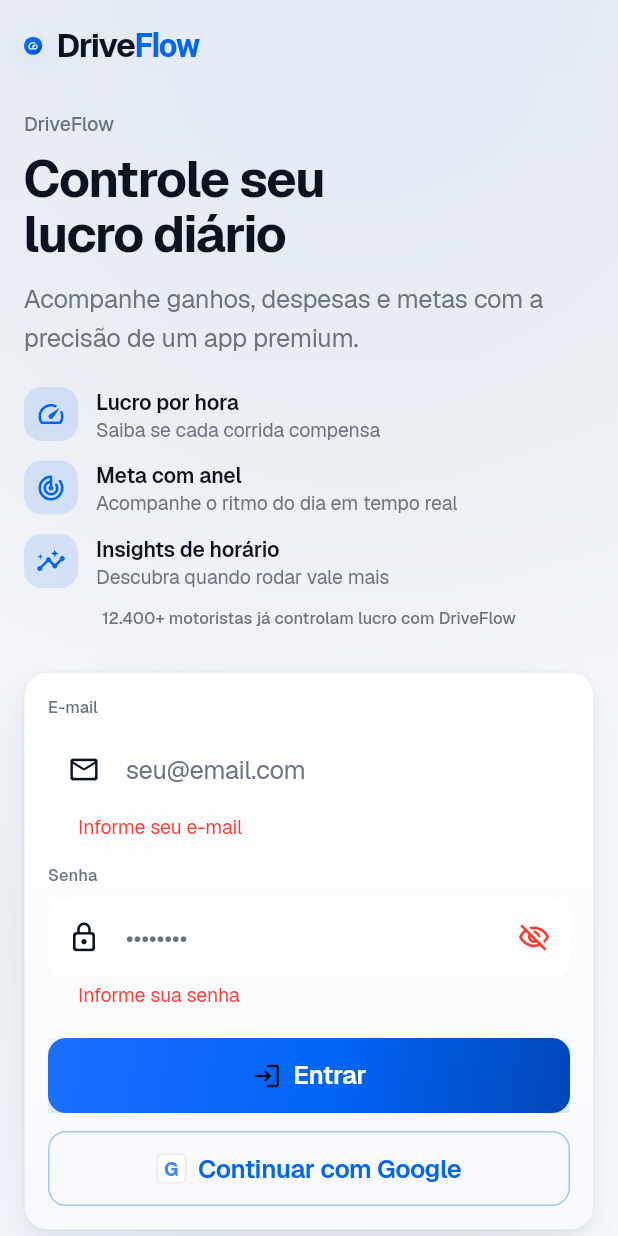
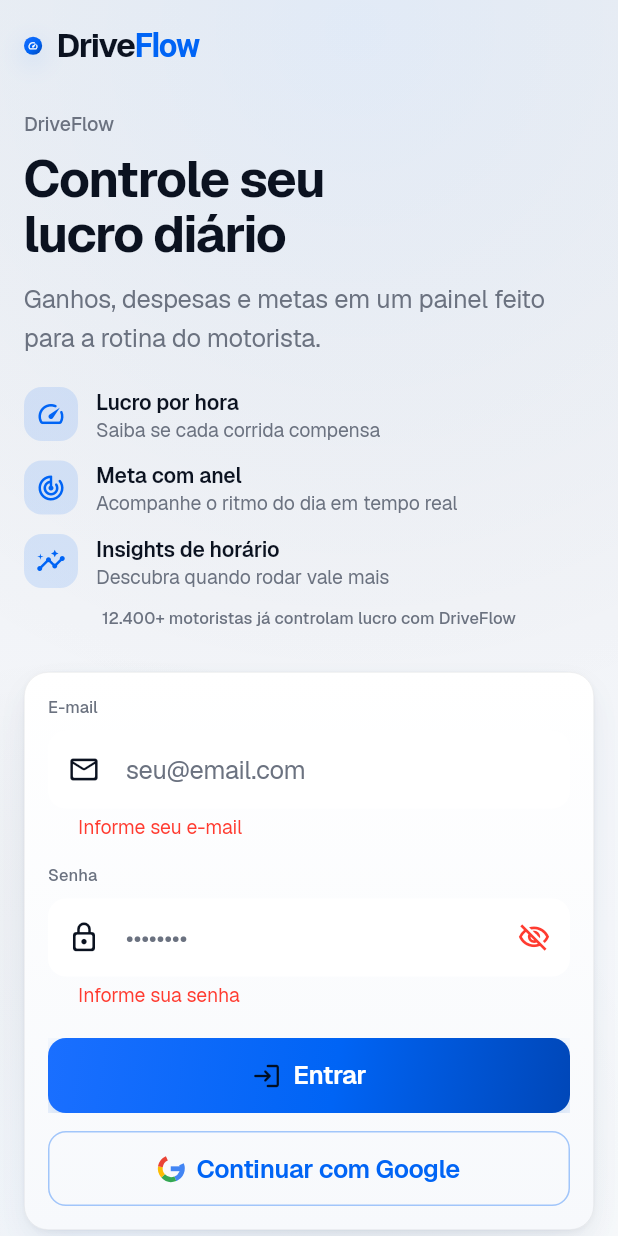
Before and after one commit to solerpedroo/driveflow, a Flutter app: the screen it shows after launch, after a tap on "Entrar", on a phone screen of 412 x 824 dp. Run offline on Flutter 3.47's test engine with Material 3 defaults, Android fonts, the phone set to English and light mode, and no system bars; our stand-ins replace cached_network_image, connectivity_plus, dio, file_picker, fl_chart, flutter_hooks and 14 more; missing offline and left inert: google_mlkit_text_recognition; accounts and stored records are empty; statements that could not run were skipped.

Commit message:
feat(auth): login com copy limpo e Google mark oficial
Co-authored-by: Pedro Henrique Contardi Soler <pedrocsoler@hotmail.com>

```diff
--- a/lib/features/authentication/presentation/screens/login_screen.dart
+++ b/lib/features/authentication/presentation/screens/login_screen.dart
@@ -17,7 +17,7 @@ import '../providers/auth_providers.dart';
 import '../widgets/auth_benefits_strip.dart';
 import '../widgets/auth_hero_layout.dart';
 
-/// Login premium — layout editorial FitCal com CTA gradiente.
+/// Login — tipografia limpa, CTA com profundidade, Google mark oficial.
 class LoginScreen extends HookConsumerWidget {
   const LoginScreen({
     super.key,
@@ -69,7 +69,7 @@ class LoginScreen extends HookConsumerWidget {
     return AuthHeroLayout(
       headline: 'Controle seu\nlucro diário',
       subtitle:
-          'Acompanhe ganhos, despesas e metas com a precisão de um app premium.',
+          'Ganhos, despesas e metas em um painel feito para a rotina do motorista.',
       middleChild: const AuthBenefitsStrip(),
       formChild: Form(
         key: formKey,
@@ -157,23 +157,49 @@ class _GoogleMark extends StatelessWidget {
 
   @override
   Widget build(BuildContext context) {
-    return Container(
-      width: 20,
-      height: 20,
-      alignment: Alignment.center,
-      decoration: BoxDecoration(
-        color: Colors.white,
-        borderRadius: BorderRadius.circular(4),
-        border: Border.all(color: const Color(0xFFE8EAED)),
-      ),
-      child: const Text(
-        'G',
-        style: TextStyle(
-          color: Color(0xFF4285F4),
-          fontWeight: FontWeight.w700,
-          fontSize: 13,
-        ),
-      ),
+    return SizedBox(
+      width: 18,
+      height: 18,
+      child: CustomPaint(painter: _GoogleGPainter()),
     );
   }
 }
+
+/// Marca Google simplificada com cores oficiais (não “G” tipográfico).
+class _GoogleGPainter extends CustomPainter {
+  @override
+  void paint(Canvas canvas, Size size) {
+    final stroke = size.width * 0.18;
+    final rect = Offset(stroke / 2, stroke / 2) &
+        Size(size.width - stroke, size.height - stroke);
+    final paint = Paint()
+      ..style = PaintingStyle.stroke
+      ..strokeWidth = stroke
+      ..strokeCap = StrokeCap.butt;
+
+    paint.color = const Color(0xFF4285F4);
+    canvas.drawArc(rect, -0.4, 1.6, false, paint);
+    paint.color = const Color(0xFF34A853);
+    canvas.drawArc(rect, 1.2, 1.2, false, paint);
+    paint.color = const Color(0xFFFBBC05);
+    canvas.drawArc(rect, 2.4, 0.9, false, paint);
+    paint.color = const Color(0xFFEA4335);
+    canvas.drawArc(rect, 3.3, 1.0, false, paint);
+
+    final bar = Paint()
+      ..color = const Color(0xFF4285F4)
+      ..style = PaintingStyle.fill;
+    canvas.drawRect(
+      Rect.fromLTWH(
+        size.width * 0.48,
+        size.height * 0.42,
+        size.width * 0.42,
+        stroke,
+      ),
+      bar,
+    );
+  }
+
+  @override
+  bool shouldRepaint(covariant CustomPainter oldDelegate) => false;
+}
```
